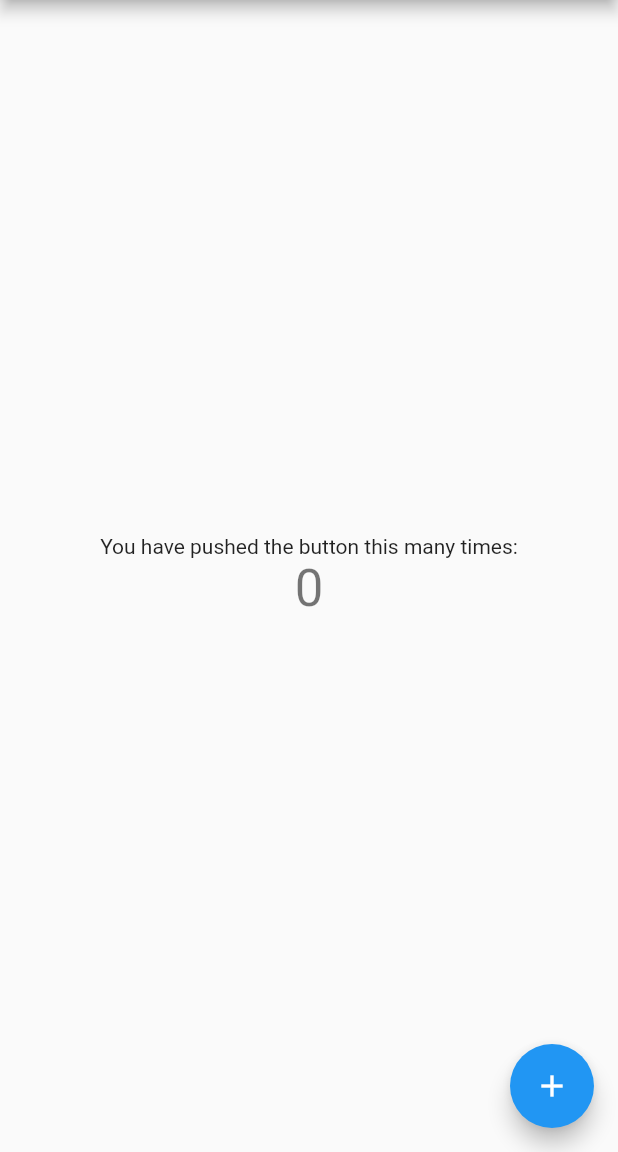
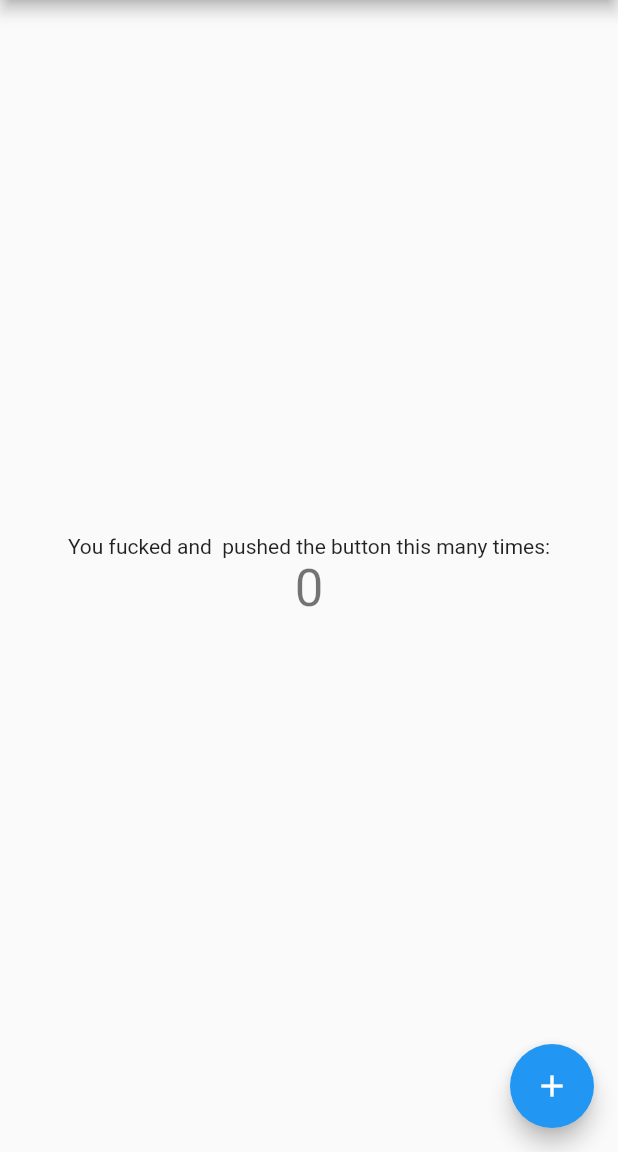
Before and after one commit to fidelisakilan/brew_coffee, a Flutter app: the screen it shows after launch, on a phone screen of 412 x 824 dp, the part 84-1236 px from its top. Run offline on Flutter 3.47's test engine with Material 2 defaults, Android fonts, the phone set to English and light mode, and no system bars.

Commit message:
"firebase integrated"

```diff
--- a/lib/main.dart
+++ b/lib/main.dart
@@ -92,7 +92,7 @@ class _MyHomePageState extends State<MyHomePage> {
           mainAxisAlignment: MainAxisAlignment.center,
           children: <Widget>[
             Text(
-              'You have pushed the button this many times:',
+              'You fucked and  pushed the button this many times:',
             ),
             Text(
               '$_counter',
--- a/pubspec.yaml
+++ b/pubspec.yaml
@@ -23,6 +23,8 @@ dependencies:
   # The following adds the Cupertino Icons font to your application.
   # Use with the CupertinoIcons class for iOS style icons.
   cupertino_icons: ^0.1.2
+  firebase_auth: ^0.14.0+5
+  cloud_firestore: ^0.13.0+1
 
 dev_dependencies:
   flutter_test:
```
Also changed, not shown: pubspec.lock, 3 other files.
